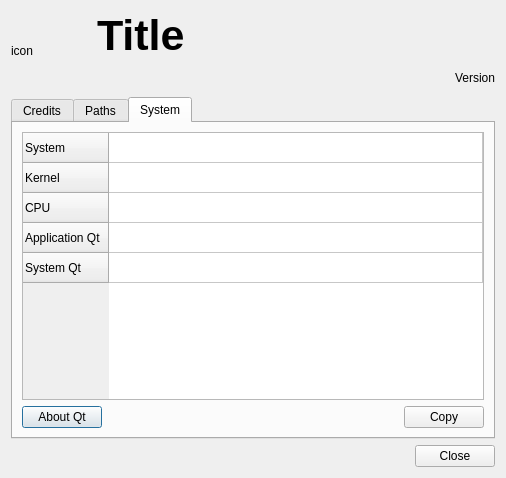
Old version of the form src/gui/widgets/dialogs/about_dialog.ui in the repository mbasaglia/glaxnimate.
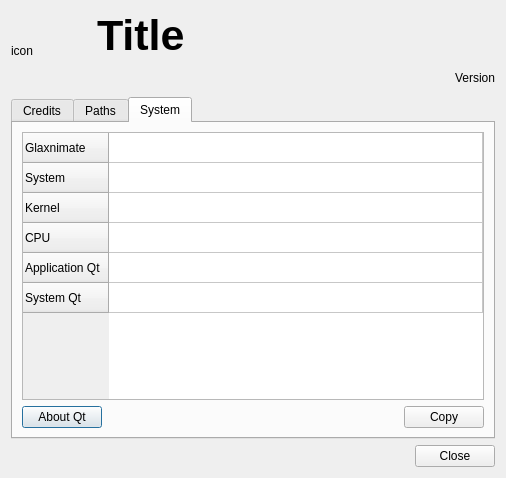
New version of the form. The open tabs and pages were chosen to show the change. Icons and pictures are not drawn.

Commit message: Show app name/version in About > System

```diff
--- a/src/gui/widgets/dialogs/about_dialog.ui
+++ b/src/gui/widgets/dialogs/about_dialog.ui
@@ -346,6 +346,11 @@
          <attribute name="horizontalHeaderStretchLastSection">
           <bool>true</bool>
          </attribute>
+         <row>
+          <property name="text">
+           <string notr="true">Glaxnimate</string>
+          </property>
+         </row>
          <row>
           <property name="text">
            <string>System</string>
```
Left out of the diff: 5 changed lines with no effect on the pictures. The commit also changes 1 other file.
